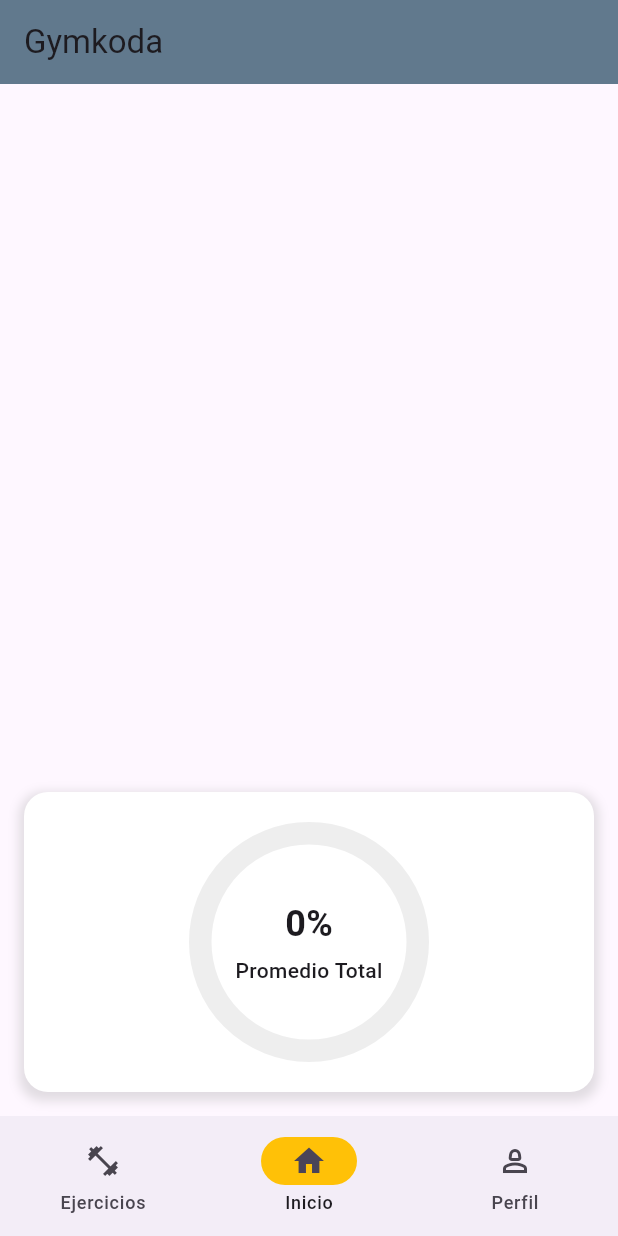
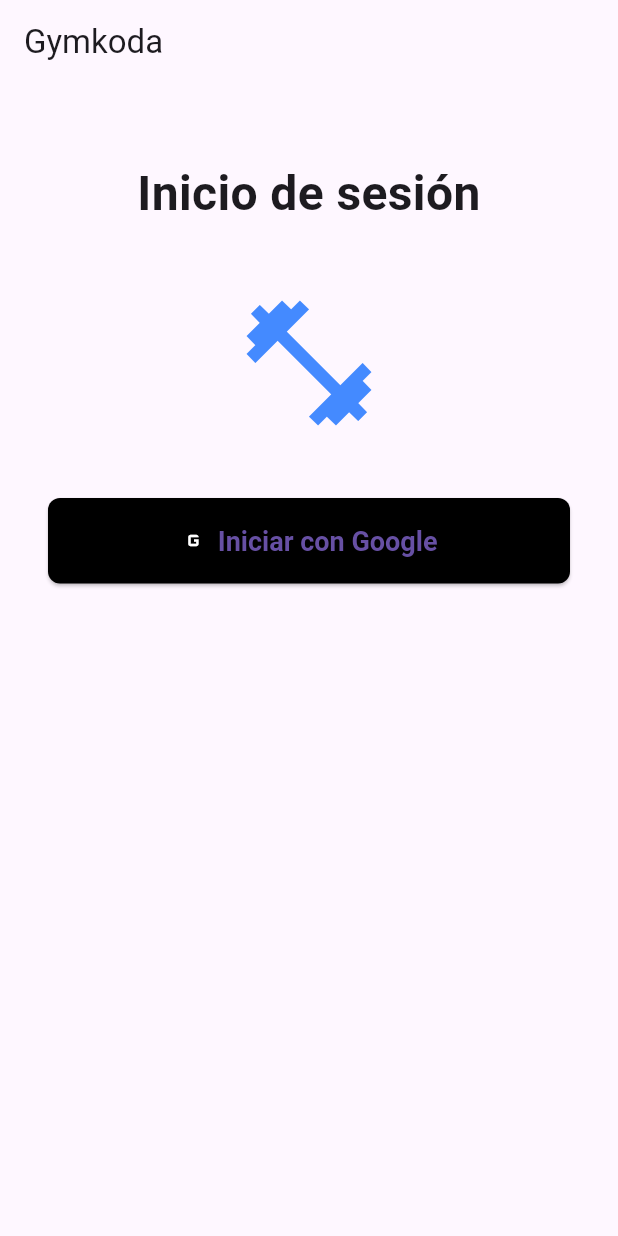
Before and after one commit to zkodah/Gym_0, a Flutter app: the screen it shows after launch, on a phone screen of 412 x 824 dp. Run offline on Flutter 3.47's test engine with Material 3 defaults, Android fonts, the phone set to English and light mode, and no system bars; drawn by our look-alikes of percent_indicator; our stand-ins replace firebase_auth, firebase_core, google_sign_in, logger; accounts and stored records are empty.

Commit message:
incorporacion de google sign in

```diff
--- a/lib/main.dart
+++ b/lib/main.dart
@@ -1,7 +1,13 @@
 import 'package:flutter/material.dart';
+import 'package:firebase_core/firebase_core.dart';
+import 'package:firebase_auth/firebase_auth.dart';
+
+import 'screen/login.dart';
 import 'screen/inicio.dart';
 
-void main() {
+void main() async {
+  WidgetsFlutterBinding.ensureInitialized();
+  await Firebase.initializeApp();
   runApp(const MyApp());
 }
 
@@ -13,10 +19,36 @@ class MyApp extends StatelessWidget {
     return MaterialApp(
       debugShowCheckedModeBanner: false,
       title: 'App de Ejercicio',
-      theme: ThemeData(
-        primarySwatch: Colors.blue,
-      ),
-      home: const InicioScreen(),
+      theme: ThemeData(primarySwatch: Colors.blue),
+      home: const AuthGate(),
     );
   }
 }
+
+/// Widget que decide si mostrar Login o Inicio según autenticación
+class AuthGate extends StatelessWidget {
+  const AuthGate({super.key});
+
+  @override
+  Widget build(BuildContext context) {
+    return StreamBuilder<User?>(
+      stream: FirebaseAuth.instance.authStateChanges(), // Estado de autenticación
+      builder: (context, snapshot) {
+        if (snapshot.connectionState == ConnectionState.waiting) {
+          // Pantalla de carga inicial
+          return const Scaffold(
+            body: Center(child: CircularProgressIndicator()),
+          );
+        }
+
+        if (snapshot.hasData) {
+          // Usuario autenticado
+          return const InicioScreen();
+        } else {
+          // Usuario no autenticado
+          return const LoginScreen();
+        }
+      },
+    );
+  }
+}
--- a/lib/screen/detalles.dart
+++ b/lib/screen/detalles.dart
@@ -1,6 +1,5 @@
 import 'package:flutter/material.dart';
 import 'package:flutter_application_1/widget/navbar.dart';
-import 'package:percent_indicator/percent_indicator.dart';
 
 class DetallesScreen extends StatelessWidget {
   const DetallesScreen({super.key});
--- /dev/null
+++ b/lib/screen/login.dart
@@ -0,0 +1,100 @@
+import 'package:flutter/material.dart';
+import 'package:logger/logger.dart';
+import 'package:firebase_auth/firebase_auth.dart';
+import 'package:google_sign_in/google_sign_in.dart';
+
+
+import 'inicio.dart';
+
+class LoginScreen extends StatelessWidget {
+  static final Logger _logger = Logger();
+
+  const LoginScreen({super.key});
+
+  Future<UserCredential?> signInWithGoogle() async {
+    try {
+      // Paso 1: iniciar flujo de autenticación
+      final GoogleSignInAccount? googleUser = await GoogleSignIn().signIn();
+
+      if (googleUser == null) return null; // canceló login
+
+      // Paso 2: obtener detalles de autenticación
+      final GoogleSignInAuthentication googleAuth =
+          await googleUser.authentication;
+
+      // Paso 3: crear credencial
+      final credential = GoogleAuthProvider.credential(
+        accessToken: googleAuth.accessToken,
+        idToken: googleAuth.idToken,
+      );
+
+      // Paso 4: iniciar sesión en Firebase
+      return await FirebaseAuth.instance.signInWithCredential(credential);
+    } catch (e) {
+      _logger.e("Error en Google Sign-In: $e");
+      return null;
+    }
+  }
+
+  @override
+  Widget build(BuildContext context) {
+    return Scaffold(
+      appBar: AppBar(title: const Text("Gymkoda")),
+      body: SingleChildScrollView(
+        padding: const EdgeInsets.symmetric(horizontal: 32.0, vertical: 50.0),
+        child: Column(
+          mainAxisAlignment: MainAxisAlignment.center,
+          crossAxisAlignment: CrossAxisAlignment.stretch,
+          children: [
+            const Text(
+              'Inicio de sesión',
+              textAlign: TextAlign.center,
+              style: TextStyle(fontSize: 32, fontWeight: FontWeight.bold),
+            ),
+            const SizedBox(height: 40),
+
+            Center(
+              child: Icon(
+                Icons.fitness_center,
+                size: 100,
+                color: Colors.blueAccent,
+              ),
+            ),
+            const SizedBox(height: 40),
+
+            ElevatedButton.icon(
+              onPressed: () async {
+                final result = await signInWithGoogle();
+                if (result != null) {
+                  _logger.i("Login exitoso: ${result.user?.displayName}");
+                  Navigator.pushReplacement(
+                    context,
+                    MaterialPageRoute(builder: (context) => const InicioScreen()),
+                  );
+                } else {
+                  _logger.e("Error al iniciar sesión");
+                  ScaffoldMessenger.of(context).showSnackBar(
+                    const SnackBar(content: Text("Error al iniciar sesión")),
+                  );
+                }
+              },
+              icon: const Icon(Icons.g_mobiledata, color: Colors.white),
+              label: const Text("Iniciar con Google"),
+              style: ElevatedButton.styleFrom(
+                backgroundColor: Colors.black,
+                padding: const EdgeInsets.symmetric(vertical: 18),
+                shape: RoundedRectangleBorder(
+                  borderRadius: BorderRadius.circular(8.0),
+                ),
+                textStyle: const TextStyle(
+                  fontSize: 18,
+                  fontWeight: FontWeight.bold,
+                ),
+              ),
+            ),
+          ],
+        ),
+      ),
+    );
+  }
+}
--- a/pubspec.yaml
+++ b/pubspec.yaml
@@ -40,6 +40,10 @@ dependencies:
   shared_preferences: ^2.3.2
   percent_indicator: ^4.2.3
   fl_chart: ^1.1.0
+  logger: ^2.0.2+1
+  firebase_core: ^2.25.0
+  firebase_auth: ^4.15.0
+  google_sign_in: ^5.4.0
 
 dev_dependencies:
   flutter_test:
```
Also changed, not shown: lib/screen/inicio.dart (+10 -0 lines), pubspec.lock, 6 other files.
